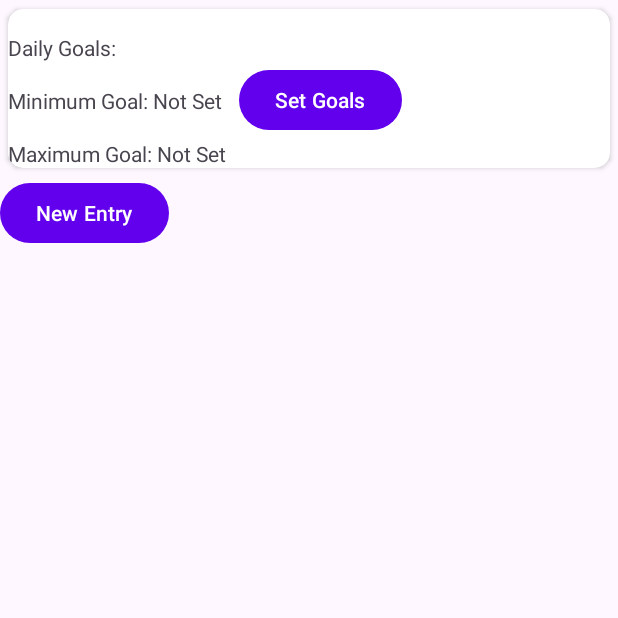
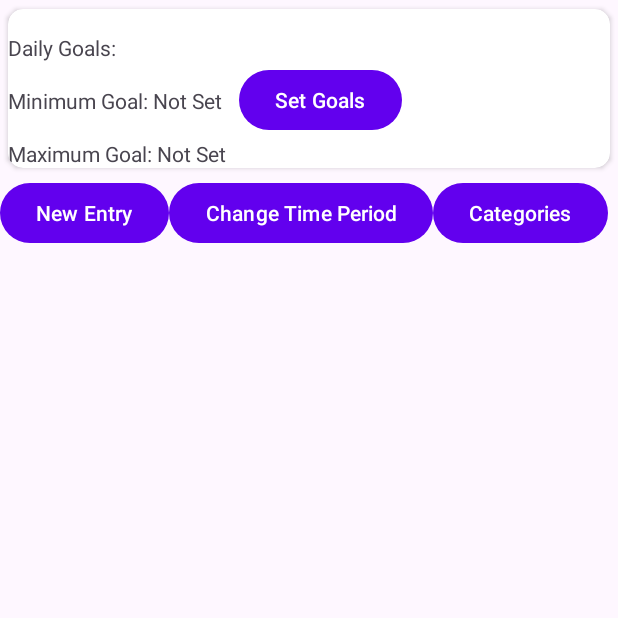
Before and after one commit to ST10083156/OPSC_POE_PART2, an Android app: the TimesheetEntriesListDisplay screen opened directly, with no data from a screen before it, on a phone screen of 412 x 824 dp, the top half of it. Run offline under Robolectric (Android 15) with nearby library versions, the phone set to English and light mode, and no system bars; our stand-ins replace Picasso.

Commit message:
Time period changeable but not refreshing on display

```diff
--- a/app/src/main/AndroidManifest.xml
+++ b/app/src/main/AndroidManifest.xml
@@ -12,6 +12,9 @@
         android:supportsRtl="true"
         android:theme="@style/Base.Theme.OPSC_POE_PART2_TImeWise"
         tools:targetApi="31">
+        <activity
+            android:name=".ChangeTimePeriod"
+            android:exported="false" />
         <activity
             android:name=".SetGoals"
             android:exported="false" />
--- a/app/src/main/res/layout/activity_timesheet_entries_list_display.xml
+++ b/app/src/main/res/layout/activity_timesheet_entries_list_display.xml
@@ -52,11 +52,28 @@
             android:layout_marginTop="8dp"
             android:text="Set Goals" />
     </androidx.cardview.widget.CardView>
-    <Button
-        android:id="@+id/newEntryBtn"
-        android:layout_width="wrap_content"
+    <LinearLayout
+        android:id="@+id/btnLayout"
+        android:layout_width="match_parent"
         android:layout_height="wrap_content"
-        android:text="New Entry"/>
+        android:orientation="horizontal">
+        <Button
+            android:id="@+id/newEntryBtn"
+            android:layout_width="wrap_content"
+            android:layout_height="wrap_content"
+            android:text="New Entry"/>
+        <Button
+            android:id="@+id/changePeriodBtn"
+            android:layout_width="wrap_content"
+            android:layout_height="wrap_content"
+            android:text="Change Time Period"/>
+        <Button
+            android:id="@+id/categoriesDisplayBtn"
+            android:layout_width="wrap_content"
+            android:layout_height="wrap_content"
+            android:text="Categories"/>
+    </LinearLayout>
+
 
     <androidx.recyclerview.widget.RecyclerView
         android:id="@+id/entriesRecyclerView"
```
Also changed, not shown: app/src/main/java/com/example/opsc_poe_part2_timewise/ChangeTimePeriod.kt (added, +54 -0 lines), app/src/main/java/com/example/opsc_poe_part2_timewise/TimesheetEntriesListDisplay.kt (+96 -17 lines), app/src/main/res/layout/activity_change_time_period.xml (added, +36 -0 lines).
